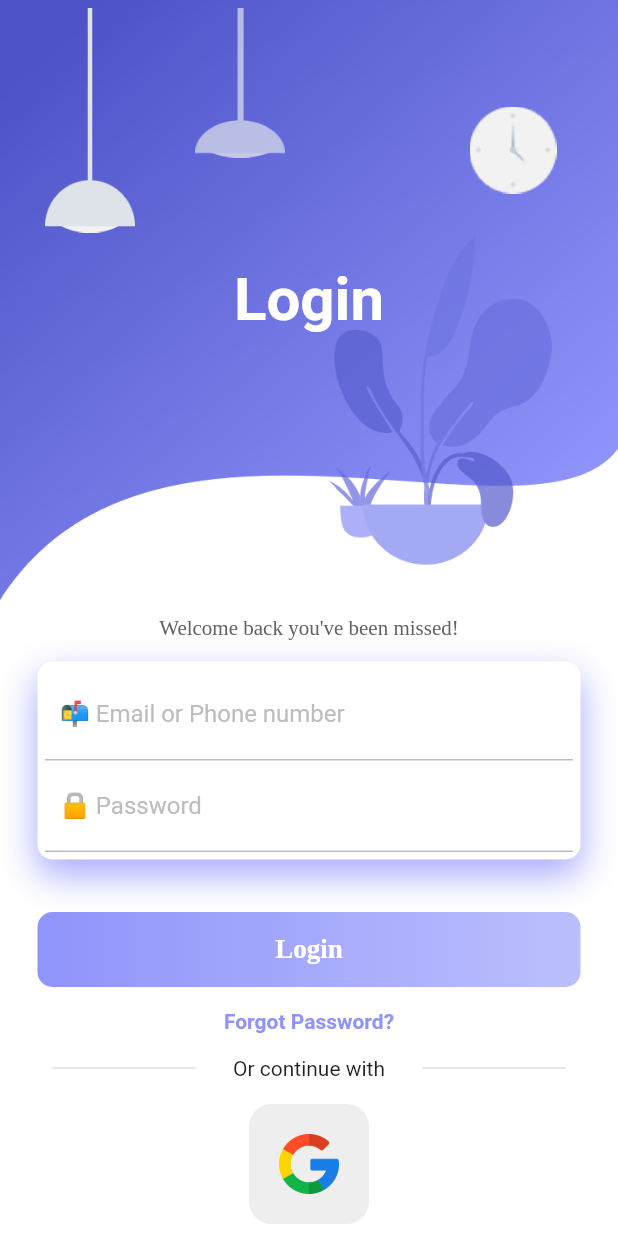
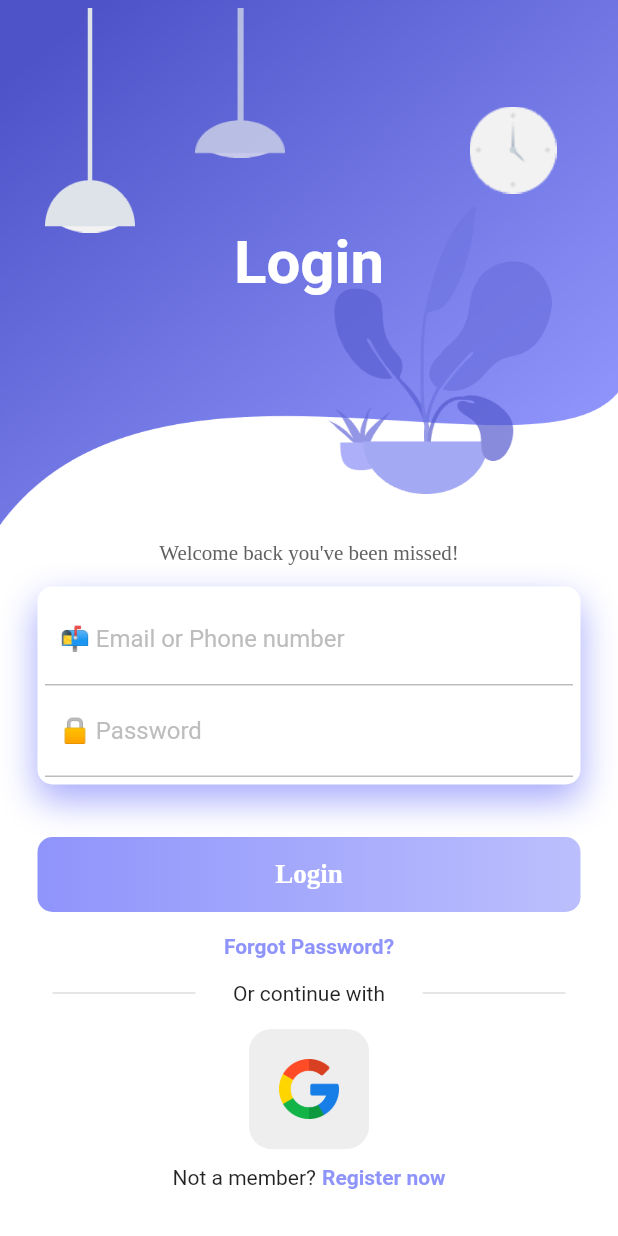
Before and after one commit to MINEGHOST007/SCHOOL-MANAGEMENTSYS, a Flutter app: the screen it shows after launch, after a tap on "SIGN IN", on a phone screen of 412 x 824 dp. Run offline on Flutter 3.47's test engine with Material 2 defaults, Android fonts, the light colour scheme and no system bars; our stand-ins replace firebase_auth, firebase_core, flutter_spinkit, google_sign_in; accounts and stored records are empty.

Commit message:
error messages set up, account creation succesfull , worked on design too

```diff
--- a/lib/presentation/screens/load.dart
+++ b/lib/presentation/screens/load.dart
@@ -15,25 +15,57 @@ class _LoadingState extends State<Loading> {
     ModalRoute.of(context)!.settings.arguments as Map<String, dynamic>;
     final String email = arguments['email'];
     final String password = arguments['password'];
-    final credential = arguments['credential'];
-    print(credential);
+    //final OAuthCredential credential = arguments['credential'];
     try {
         await FirebaseAuth.instance.signInWithEmailAndPassword(
           email: email,
           password: password,
         );
+      // else if(credential != null){
+      //   await FirebaseAuth.instance.signInWithCredential(credential);
+      // }
       Navigator.popAndPushNamed(context, '/home');
-      // Handle the authentication success
-      // You can navigate to the desired screen or perform any other actions here
     } on FirebaseAuthException catch (e) {
-      if(e.code=='user-not-found')
-        print("email not found");
+      Navigator.popAndPushNamed(context, '/login');
+      if(e.code=='user-not-found'){
+        wrongemail();
+        print('wrong email');
+      }
+
       if(e.code=='wrong-password')
-        print("wrong password");
-      Navigator.popAndPushNamed(context, '/login');
-      // Handle the authentication failure
-      // You can show an error message or perform any other error handling here
+        wrongpassword();
+
     }
+  }
+
+  void wrongemail() {
+    showDialog(context: context, builder: (context) {
+      return const AlertDialog(
+        backgroundColor: Colors.deepPurpleAccent,
+        title: Center(
+          child: Text('Incorrect Email',
+          style: TextStyle(
+            color: Colors.white,
+          ),
+          ),
+        ),
+      );
+    });
+  }
+
+  void wrongpassword() {
+    showDialog(context: context, builder: (context) {
+      return const AlertDialog(
+        backgroundColor: Colors.deepPurpleAccent,
+        title: Center(
+          child: Text('Incorrect password',
+            style: TextStyle(
+              color: Colors.white,
+            ),
+          ),
+        ),
+      );
+    });
   }
 
   @override
--- a/lib/presentation/screens/signin.dart
+++ b/lib/presentation/screens/signin.dart
@@ -19,7 +19,7 @@ class _SigninState extends State<Signin> {
   final passwordController = TextEditingController();
 
   void signUserIn() async{
-    Navigator.pushNamed(context, '/',arguments: { 'email': usernameController.text, 'password':passwordController.text},);
+    Navigator.pushNamed(context, '/',arguments: { 'email': usernameController.text, 'password':passwordController.text ,'credential': null },);
   }
   @override
   Widget build(BuildContext context) {
@@ -29,10 +29,11 @@ class _SigninState extends State<Signin> {
       backgroundColor: Colors.white,
       body: Container(
         width: MediaQuery.of(context).size.width,
+        child: SingleChildScrollView(
           child: Column(
             children: [
               Container(
-              height: 400,
+                height: 350,
                 decoration: const BoxDecoration(
 
                   image: DecorationImage(
@@ -246,13 +247,18 @@ class _SigninState extends State<Signin> {
                     const SizedBox(height: 10,),
                     Row(
                       mainAxisAlignment: MainAxisAlignment.center,
-                    children: const [
-                      Text('Not a member?'),
+                      children: [
+                        const Text('Not a member?'),
                         SizedBox(width: 4,),
-                      Text("Register now",
+                        GestureDetector(
+                          onTap: (){
+                            Navigator.pushNamed(context, '/createaccount');
+                            },
+                          child: const Text("Register now",
                           style: TextStyle(
                             color: Color.fromRGBO(143, 148, 251, 1),
                             fontWeight: FontWeight.bold,
+                          ),
                           ),
                         ),
                       ],
@@ -263,6 +269,7 @@ class _SigninState extends State<Signin> {
             ],
           ),
         ),
+      ),
     );
   }
 }
--- a/lib/presentation/screens/splashscreen.dart
+++ b/lib/presentation/screens/splashscreen.dart
@@ -1,6 +1,9 @@
+import 'dart:ui';
+
 import 'package:flutter/material.dart';
 // import 'dart:math';
 import 'package:edusphere/presentation/widgets/animations.dart';
+
 class Splash extends StatefulWidget {
   const Splash({Key? key}) : super(key: key);
 
@@ -8,20 +11,24 @@ class Splash extends StatefulWidget {
   State<Splash> createState() => _SplashState();
 }
 
-class _SplashState extends State<Splash> with TickerProviderStateMixin{
+class _SplashState extends State<Splash> with TickerProviderStateMixin {
   @override
   Widget build(BuildContext context) {
     final double width = MediaQuery.of(context).size.width;
     return Scaffold(
-      backgroundColor: const Color.fromRGBO(210, 218, 255, 1),
+      //backgroundColor: const Color.fromRGBO(210, 218, 255, 1),
+      backgroundColor: const Color.fromRGBO(156, 126, 215, 0.25),
+      //backgroundColor:const Color.fromRGBO(215, 169, 255, 0.25) ,
       body: Container(
         width: double.infinity,
         child: Stack(
           children: [
             Positioned(
-                top:-130,
-                left:0,
-                child: FadeAnimation(1,Container(
+              top: -130,
+              left: 0,
+              child: FadeAnimation(
+                  1,
+                  Container(
                     width: width,
                     height: 420,
                     decoration: const BoxDecoration(
@@ -30,12 +37,15 @@ class _SplashState extends State<Splash> with TickerProviderStateMixin{
                         fit: BoxFit.cover,
                       ),
                     ),
-                ),context),
+                  ),
+                  context),
             ),
             Positioned(
-              top:-180,
-              left:0,
-              child: FadeAnimation(2,Container(
+              top: -180,
+              left: 0,
+              child: FadeAnimation(
+                  2,
+                  Container(
                     width: width,
                     height: 420,
                     decoration: const BoxDecoration(
@@ -44,12 +54,15 @@ class _SplashState extends State<Splash> with TickerProviderStateMixin{
                         fit: BoxFit.cover,
                       ),
                     ),
-              ),context),
+                  ),
+                  context),
             ),
             Positioned(
-              top:-230,
-              left:0,
-              child: FadeAnimation(3,Container(
+              top: -230,
+              left: 0,
+              child: FadeAnimation(
+                  3,
+                  Container(
                     width: width,
                     height: 420,
                     decoration: const BoxDecoration(
@@ -58,7 +71,8 @@ class _SplashState extends State<Splash> with TickerProviderStateMixin{
                         fit: BoxFit.cover,
                       ),
                     ),
-              ),context),
+                  ),
+                  context),
             ),
             Container(
               padding: const EdgeInsets.all(20.0),
@@ -66,25 +80,35 @@ class _SplashState extends State<Splash> with TickerProviderStateMixin{
                 crossAxisAlignment: CrossAxisAlignment.start,
                 mainAxisAlignment: MainAxisAlignment.end,
                 children: [
-                  FadeAnimation(1,
-                      const Text('Welcome to',
-                      style:TextStyle(
+                  FadeAnimation(
+                      1,
+                      const Text(
+                        'Welcome to',
+                        style: TextStyle(
                           fontFamily: 'Tinos',
                           color: Color.fromRGBO(11, 36, 71, 0.6),
                           height: 1.4,
                           fontSize: 25,
-                      ),), context),
-                  const SizedBox(height:15,),
+                        ),
+                      ),
+                      context),
+                  const SizedBox(
+                    height: 15,
+                  ),
                   Row(
                     children: const [
-                          Text('EduSphere',
-                            style:TextStyle(
+                      Text(
+                        'EduSphere',
+                        style: TextStyle(
                           fontFamily: 'Tinos',
                           color: Color.fromRGBO(11, 36, 71, 1),
                           fontSize: 50,
                           fontWeight: FontWeight.bold,
-                            ),),
-                          SizedBox(width: 15,),
+                        ),
+                      ),
+                      SizedBox(
+                        width: 15,
+                      ),
                       CircleAvatar(
                         backgroundColor: Colors.transparent,
                         backgroundImage: AssetImage('assets/images/three.png'),
@@ -92,29 +116,36 @@ class _SplashState extends State<Splash> with TickerProviderStateMixin{
                       ),
                     ],
                   ),
-                  const SizedBox(height:10,),
-                      const Text('A School Management App',
-                        style:TextStyle(
+                  const SizedBox(
+                    height: 10,
+                  ),
+                  const Text(
+                    'A School Management App',
+                    style: TextStyle(
                       fontFamily: 'Tinos',
                       fontSize: 30,
                       color: Color.fromRGBO(12, 19, 79, 0.4),
                       height: 1.4,
                       fontWeight: FontWeight.bold,
-                        ),),
-                  const SizedBox(height:72,),
-                  FadeAnimation(1.6,
+                    ),
+                  ),
+                  const SizedBox(
+                    height: 72,
+                  ),
+                  FadeAnimation(
+                      1.6,
                       Center(
                         child: Column(
                           children: [
                             GestureDetector(
-                              onTap: (){
+                              onTap: () {
                                 print("SIgnup");
-                                Navigator.pushNamed(context,'/createaccount');
+                                Navigator.pushNamed(context, '/createaccount');
                               },
                               child: Container(
-                                width: 180,
-                                height: 80,
-                                padding: const EdgeInsets.all(10),
+                                width: 210,
+                                height: 60,
+                                padding: const EdgeInsets.all(4),
                                 decoration: BoxDecoration(
                                   boxShadow: [
                                     BoxShadow(
@@ -126,7 +157,6 @@ class _SplashState extends State<Splash> with TickerProviderStateMixin{
                                   ],
                                   borderRadius: BorderRadius.circular(50),
                                   color: Colors.white,
-
                                 ),
                                 child: Container(
                                   width: 160,
@@ -142,10 +172,11 @@ class _SplashState extends State<Splash> with TickerProviderStateMixin{
                                       ],
                                       borderRadius: BorderRadius.circular(50),
                                       //shape: BoxShape.circle,
-                                    color: Colors.black,
-                                  ),
+                                      color: Color.fromRGBO(113, 73, 198, 0.8)),
                                   child: const Center(
-                                    child: Text("SIGN UP",style: TextStyle(
+                                    child: Text(
+                                      "SIGN UP",
+                                      style: TextStyle(
                                         fontFamily: 'Tinos',
                                         color: Colors.white,
                                         fontSize: 17,
@@ -157,16 +188,18 @@ class _SplashState extends State<Splash> with TickerProviderStateMixin{
                                 ),
                               ),
                             ),
-                            const SizedBox(height:35,),
+                            const SizedBox(
+                              height: 35,
+                            ),
                             GestureDetector(
-                              onTap: (){
+                              onTap: () {
                                 print("SIGN UP");
-                                Navigator.pushNamed(context,'/login');
+                                Navigator.pushNamed(context, '/login');
                               },
                               child: Container(
-                                width: 180,
-                                height: 80,
-                                padding: const EdgeInsets.all(10),
+                                width: 210,
+                                height: 60,
+                                padding: const EdgeInsets.all(4),
                                 decoration: BoxDecoration(
                                   boxShadow: [
                                     BoxShadow(
@@ -178,11 +211,10 @@ class _SplashState extends State<Splash> with TickerProviderStateMixin{
                                   ],
                                   borderRadius: BorderRadius.circular(50),
                                   color: Colors.white,
-
                                 ),
                                 child: Container(
-                                  width: 160,
-                                  height: 60,
+                                  width: 180,
+                                  height: 67.5,
                                   decoration: BoxDecoration(
                                     borderRadius: BorderRadius.circular(50),
                                     //shape: BoxShape.circle,
@@ -194,12 +226,12 @@ class _SplashState extends State<Splash> with TickerProviderStateMixin{
                                         offset: Offset(0, 3),
                                       ),
                                     ],
-                                    color: Colors.black,
+                                    color: Color.fromRGBO(113, 73, 198, 0.8),
                                   ),
                                   child: const Center(
-                                    child: Text("SIGN IN",
-                                      style:
-                                      TextStyle(
+                                    child: Text(
+                                      "SIGN IN",
+                                      style: TextStyle(
                                         color: Colors.white,
                                         fontSize: 17,
                                         letterSpacing: 1.4,
@@ -213,8 +245,11 @@ class _SplashState extends State<Splash> with TickerProviderStateMixin{
                             ),
                           ],
                         ),
-                      ), context),
-                  const SizedBox(height: 72,),
+                      ),
+                      context),
+                  const SizedBox(
+                    height: 72,
+                  ),
                 ],
               ),
             ),
--- a/pubspec.yaml
+++ b/pubspec.yaml
@@ -47,9 +47,11 @@ dependencies:
   intl: ^0.17.0
   flutter_spinkit: ^5.2.0
 
+
 dev_dependencies:
   flutter_test:
     sdk: flutter
+
 
   # The "flutter_lints" package below contains a set of recommended lints to
   # encourage good coding practices. The lint set provided by the package is
```
Also changed, not shown: lib/presentation/screens/signup.dart (+83 -4 lines), lib/services/authservice.dart (+10 -3 lines), 3 other files. Lines whose indentation alone changed are shown as unchanged.
